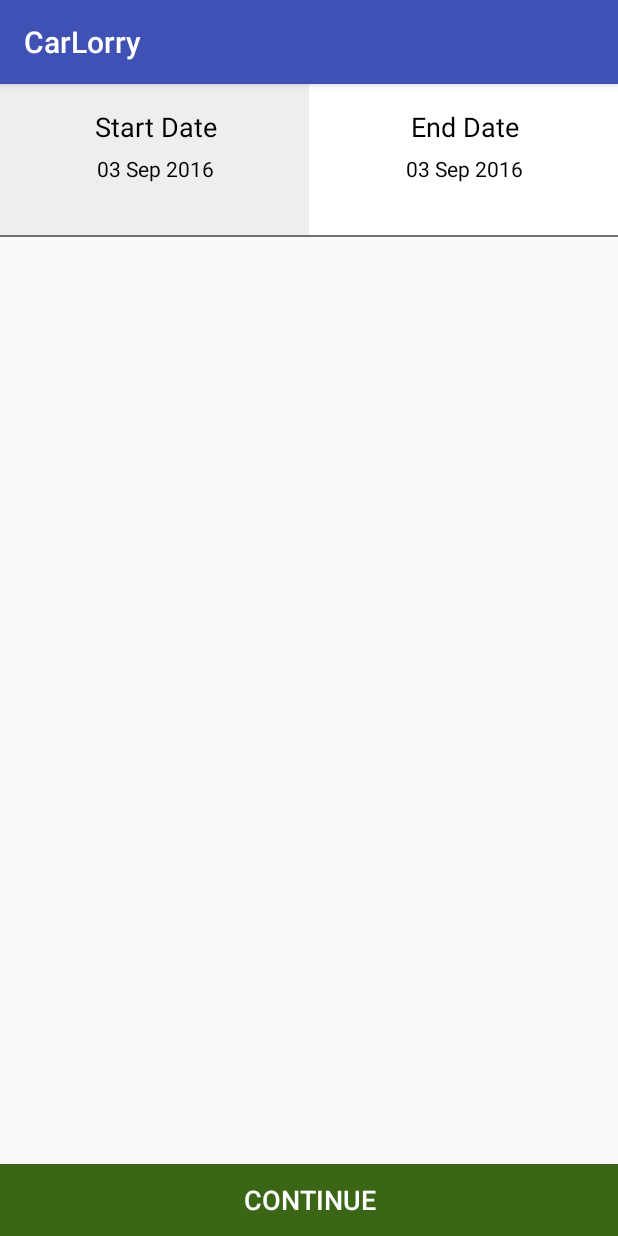
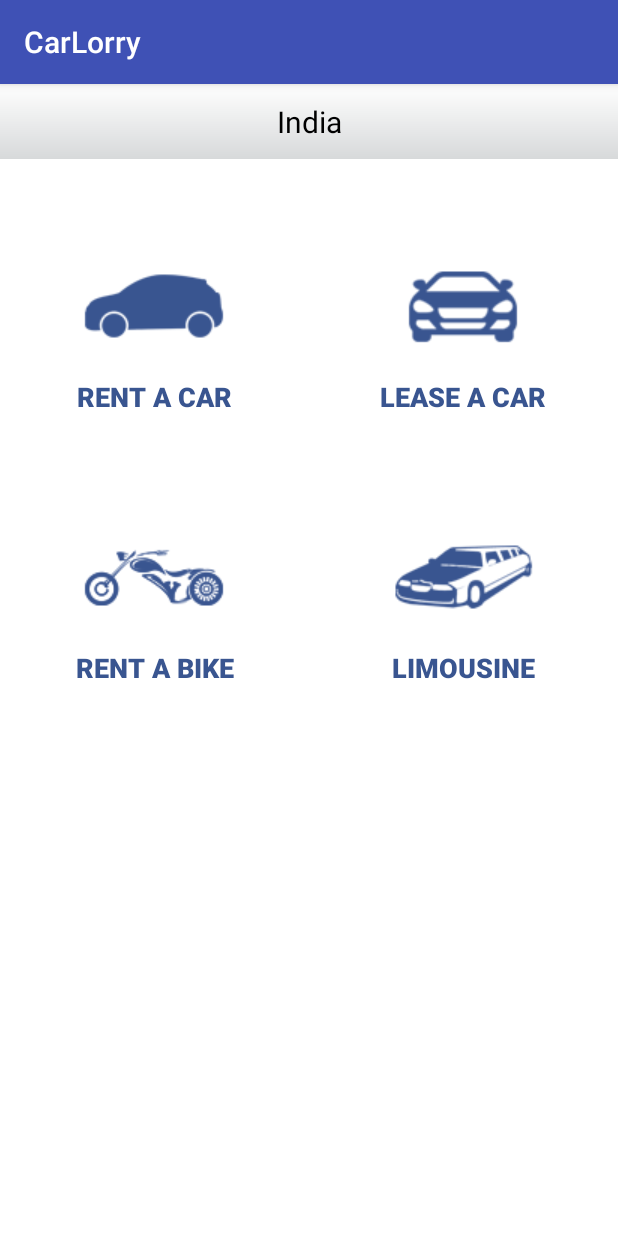
Before and after one commit to shafiblogs/CarLorry, an Android app: the TripSelectionActivity screen opened directly, with no data from a screen before it, after a tap on "CONTINUE", on a phone screen of 412 x 824 dp. Run offline under Robolectric (Android 15) with nearby library versions, the phone set to English and light mode, and no system bars; libraries missing offline, so code that uses them is left out: com.roomorama.caldroid; 6 statements that could not run were skipped.

Commit message:
Initial setup

```diff
--- a/app/src/main/AndroidManifest.xml
+++ b/app/src/main/AndroidManifest.xml
@@ -19,6 +19,8 @@
             </intent-filter>
         </activity>
         <activity android:name=".TripSelectionActivity" />
+        <activity android:name=".HomeActivity" />
+        <activity android:name=".SearchResultActivity" />
     </application>
 
 </manifest>
--- /dev/null
+++ b/app/src/main/java/com/carlorry/activity/HomeActivity.java
@@ -0,0 +1,28 @@
+package com.carlorry.activity;
+
+import android.content.Intent;
+import android.os.Bundle;
+import android.support.v7.app.AppCompatActivity;
+import android.view.View;
+import android.widget.Button;
+
+/**
+ * Created by muhammed.poyil on 9/3/2016.
+ */
+public class HomeActivity extends AppCompatActivity {
+
+    @Override
+    protected void onCreate(Bundle savedInstanceState) {
+        super.onCreate(savedInstanceState);
+        setContentView(R.layout.activity_select_india_products);
+
+        ((Button) findViewById(R.id.btn_rent_car)).setOnClickListener(new View.OnClickListener() {
+            @Override
+            public void onClick(View view) {
+                Intent intent = new Intent(HomeActivity.this, SearchResultActivity.class);
+                startActivity(intent);
+            }
+        });
+
+    }
+}
--- a/app/src/main/java/com/carlorry/activity/TripSelectionActivity.java
+++ b/app/src/main/java/com/carlorry/activity/TripSelectionActivity.java
@@ -1,5 +1,6 @@
 package com.carlorry.activity;
 
+import android.content.Intent;
 import android.os.Bundle;
 import android.support.v4.app.FragmentTransaction;
 import android.support.v7.app.AppCompatActivity;
@@ -63,15 +64,17 @@
         ((Button) findViewById(R.id.btn_continue)).setOnClickListener(new View.OnClickListener() {
             @Override
             public void onClick(View view) {
-                if (isStartSelected) {
-                    isStartSelected = false;
-                    layStart.setBackgroundColor(getResources().getColor(R.color.white));
-                    layEnd.setBackgroundColor(getResources().getColor(R.color.lt_grey));
-                } else {
-                    isStartSelected = true;
-                    layStart.setBackgroundColor(getResources().getColor(R.color.lt_grey));
-                    layEnd.setBackgroundColor(getResources().getColor(R.color.white));
-                }
+//                if (isStartSelected) {
+//                    isStartSelected = false;
+//                    layStart.setBackgroundColor(getResources().getColor(R.color.white));
+//                    layEnd.setBackgroundColor(getResources().getColor(R.color.lt_grey));
+//                } else {
+//                    isStartSelected = true;
+//                    layStart.setBackgroundColor(getResources().getColor(R.color.lt_grey));
+//                    layEnd.setBackgroundColor(getResources().getColor(R.color.white));
+//                }
+                Intent intent = new Intent(TripSelectionActivity.this, HomeActivity.class);
+                startActivity(intent);
             }
         });
     }
--- a/app/src/main/java/com/carlorry/fragments/CitySelectionFragment.java
+++ b/app/src/main/java/com/carlorry/fragments/CitySelectionFragment.java
@@ -12,6 +12,7 @@
 import android.widget.Button;
 
 import com.carlorry.Utils.Constants;
+import com.carlorry.activity.HomeActivity;
 import com.carlorry.activity.R;
 import com.carlorry.activity.TripSelectionActivity;
 
@@ -41,7 +42,7 @@
         ((Button) rootView.findViewById(R.id.btn_done)).setOnClickListener(new View.OnClickListener() {
             @Override
             public void onClick(View view) {
-                Intent intent = new Intent(getActivity(), TripSelectionActivity.class);
+                Intent intent = new Intent(getActivity(), HomeActivity.class);
                 startActivity(intent);
             }
         });
--- a/app/src/main/res/layout/activity_select_india_products.xml
+++ b/app/src/main/res/layout/activity_select_india_products.xml
@@ -4,8 +4,7 @@
     android:layout_width="match_parent"
     android:layout_height="match_parent"
     android:background="#ffffff"
-android:orientation="vertical"
-tools:context="com.carlorry.app.SelectIndiaProducts">
+    android:orientation="vertical">
 
     <LinearLayout
         android:layout_width="match_parent"
@@ -46,10 +45,11 @@
                 android:layout_height="wrap_content"
                 android:layout_weight="0.5"
                 android:orientation="vertical"
-            android:paddingTop="50dp"
-            android:paddingBottom="30dp">
+                android:paddingBottom="30dp"
+                android:paddingTop="50dp">
 
                 <Button
+                    android:id="@+id/btn_rent_car"
                     android:layout_width="match_parent"
                     android:layout_height="match_parent"
                     android:background="@android:color/transparent"
@@ -66,8 +66,8 @@
                 android:layout_height="wrap_content"
                 android:layout_weight="0.5"
                 android:orientation="vertical"
-            android:paddingTop="50dp"
-            android:paddingBottom="30dp">
+                android:paddingBottom="30dp"
+                android:paddingTop="50dp">
 
                 <Button
                     android:layout_width="match_parent"
@@ -94,8 +94,8 @@
                 android:layout_height="wrap_content"
                 android:layout_weight="0.5"
                 android:orientation="vertical"
-            android:paddingTop="30dp"
-            android:paddingBottom="50dp">
+                android:paddingBottom="50dp"
+                android:paddingTop="30dp">
 
                 <Button
                     android:layout_width="match_parent"
@@ -114,8 +114,8 @@
                 android:layout_height="wrap_content"
                 android:layout_weight="0.5"
                 android:orientation="vertical"
-            android:paddingTop="30dp"
-            android:paddingBottom="50dp">
+                android:paddingBottom="50dp"
+                android:paddingTop="30dp">
 
                 <Button
                     android:layout_width="match_parent"
```
Also changed, not shown: app/src/main/java/com/carlorry/activity/SearchResultActivity.java (added, +19 -0 lines). Lines whose indentation alone changed are shown as unchanged.
